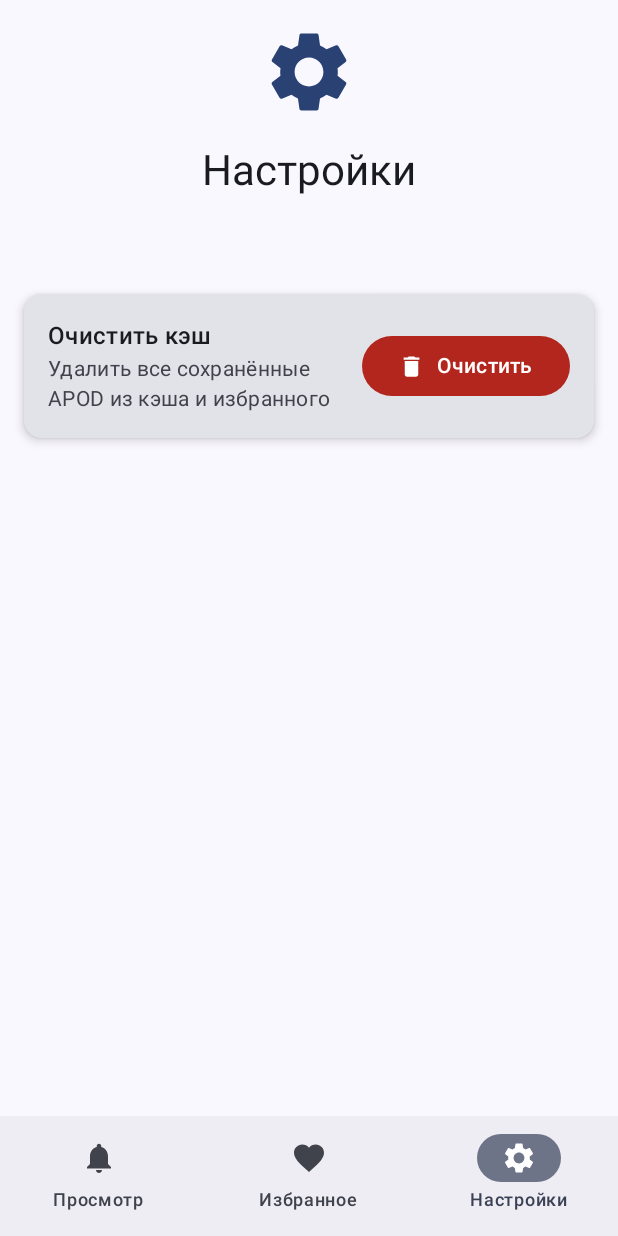
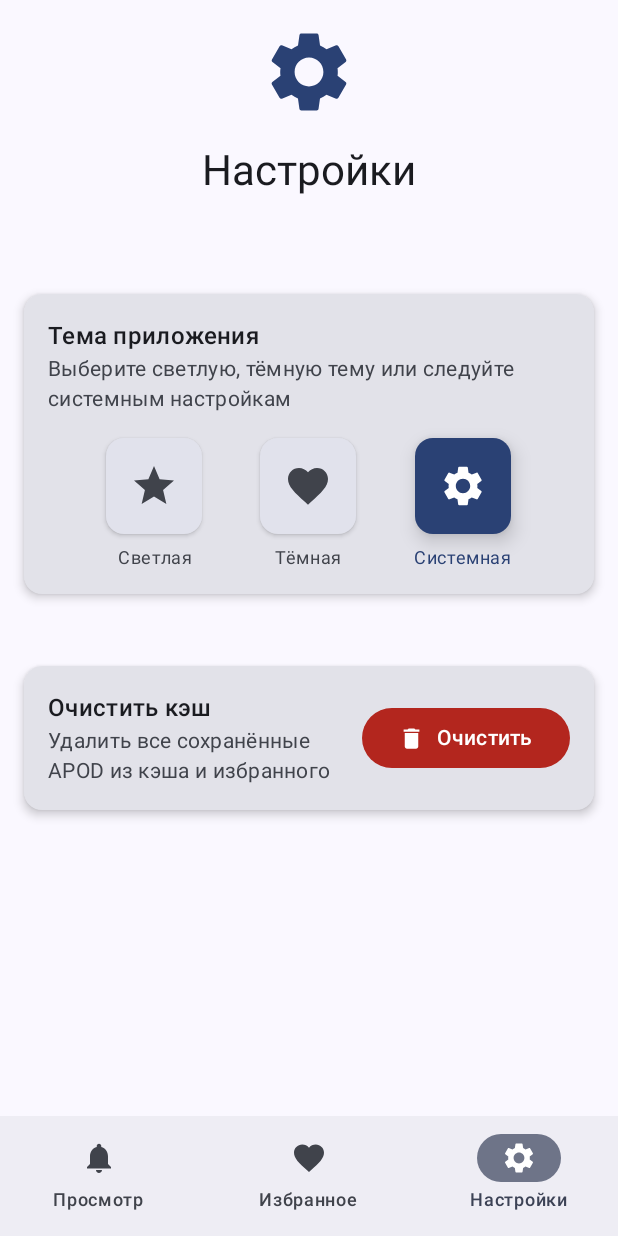
Before and after one commit to Evgen1994-McD/PlanetsNASA, an Android app built with Jetpack Compose: the screen it shows after launch (MainActivity), item 3 of the bottom bar chosen, on a phone screen of 412 x 824 dp. Run offline under Robolectric (Android 15) with nearby library versions, the phone set to English and light mode, and no system bars; our stand-ins replace Dagger/Hilt's generated code, Room's generated code, paging; pictures from the network do not load.

Commit message:
Тема

```diff
--- /dev/null
+++ b/app/src/main/java/com/example/planets/data/repository/ThemeRepositoryImpl.kt
@@ -0,0 +1,38 @@
+package com.example.planets.data.repository
+
+import android.content.Context
+import android.content.SharedPreferences
+import com.example.planets.domain.repository.ThemeRepository
+import com.example.planets.domain.model.ThemeMode
+import kotlinx.coroutines.flow.Flow
+import kotlinx.coroutines.flow.MutableStateFlow
+import kotlinx.coroutines.flow.asStateFlow
+import javax.inject.Inject
+import javax.inject.Singleton
+import dagger.hilt.android.qualifiers.ApplicationContext
+
+@Singleton
+class ThemeRepositoryImpl @Inject constructor(
+    @ApplicationContext private val context: Context
+) : ThemeRepository {
+
+    private val prefs: SharedPreferences = context.getSharedPreferences("theme_prefs", Context.MODE_PRIVATE)
+    private val themeKey = "theme_mode"
+
+    private val _themeMode = MutableStateFlow(getStoredThemeMode())
+    override fun getThemeMode(): Flow<ThemeMode> = _themeMode.asStateFlow()
+
+    override suspend fun setThemeMode(mode: ThemeMode) {
+        prefs.edit().putString(themeKey, mode.name).apply()
+        _themeMode.value = mode
+    }
+
+    private fun getStoredThemeMode(): ThemeMode {
+        val stored = prefs.getString(themeKey, ThemeMode.SYSTEM.name)
+        return try {
+            ThemeMode.valueOf(stored ?: ThemeMode.SYSTEM.name)
+        } catch (e: IllegalArgumentException) {
+            ThemeMode.SYSTEM
+        }
+    }
+}
--- a/app/src/main/java/com/example/planets/di/DataModule.kt
+++ b/app/src/main/java/com/example/planets/di/DataModule.kt
@@ -6,7 +6,9 @@ import com.example.planets.data.api.NasaApiService
 import com.example.planets.data.database.ApodDatabase
 import com.example.planets.data.database.ApodDao
 import com.example.planets.data.repository.ApodRepositoryImpl
+import com.example.planets.data.repository.ThemeRepositoryImpl
 import com.example.planets.domain.repository.ApodRepository
+import com.example.planets.domain.repository.ThemeRepository
 import com.example.planets.utils.NetworkMonitor
 import dagger.Module
 import dagger.Provides
@@ -52,4 +54,10 @@ object DataModule {
     ): ApodRepository {
         return ApodRepositoryImpl(apiService, apodDao, networkMonitor, context)
     }
+
+    @Provides
+    @Singleton
+    fun provideThemeRepository(@ApplicationContext context: Context): ThemeRepository {
+        return ThemeRepositoryImpl(context)
+    }
 }
--- a/app/src/main/java/com/example/planets/di/UseCaseModule.kt
+++ b/app/src/main/java/com/example/planets/di/UseCaseModule.kt
@@ -1,6 +1,7 @@
 package com.example.planets.di
 
 import com.example.planets.domain.repository.ApodRepository
+import com.example.planets.domain.repository.ThemeRepository
 import com.example.planets.domain.usecase.ClearCacheUseCase
 import com.example.planets.domain.usecase.ClearCacheUseCaseImpl
 import com.example.planets.domain.usecase.GetApodDetailUseCase
@@ -13,6 +14,8 @@ import com.example.planets.domain.usecase.IsFavoriteUseCase
 import com.example.planets.domain.usecase.IsFavoriteUseCaseImpl
 import com.example.planets.domain.usecase.NotifyCacheClearedUseCase
 import com.example.planets.domain.usecase.NotifyCacheClearedUseCaseImpl
+import com.example.planets.domain.usecase.ThemeUseCase
+import com.example.planets.domain.usecase.ThemeUseCaseImpl
 import com.example.planets.domain.usecase.ToggleFavoriteUseCase
 import com.example.planets.domain.usecase.ToggleFavoriteUseCaseImpl
 import dagger.Module
@@ -69,4 +72,10 @@ object UseCaseModule {
     fun provideNotifyCacheClearedUseCase(): NotifyCacheClearedUseCase {
         return NotifyCacheClearedUseCaseImpl()
     }
+
+    @Provides
+    @Singleton
+    fun provideThemeUseCase(themeRepository: ThemeRepository): ThemeUseCase {
+        return ThemeUseCaseImpl(themeRepository)
+    }
 }
--- /dev/null
+++ b/app/src/main/java/com/example/planets/domain/model/ThemeMode.kt
@@ -0,0 +1,8 @@
+package com.example.planets.domain.model
+
+/**
+ * Режимы темы приложения
+ */
+enum class ThemeMode {
+    LIGHT, DARK, SYSTEM
+}
--- /dev/null
+++ b/app/src/main/java/com/example/planets/domain/repository/ThemeRepository.kt
@@ -0,0 +1,12 @@
+package com.example.planets.domain.repository
+
+import com.example.planets.domain.model.ThemeMode
+import kotlinx.coroutines.flow.Flow
+
+/**
+ * Интерфейс репозитория для управления темой
+ */
+interface ThemeRepository {
+    fun getThemeMode(): Flow<ThemeMode>
+    suspend fun setThemeMode(mode: ThemeMode)
+}
--- /dev/null
+++ b/app/src/main/java/com/example/planets/domain/usecase/ThemeUseCase.kt
@@ -0,0 +1,28 @@
+package com.example.planets.domain.usecase
+
+import kotlinx.coroutines.flow.Flow
+import javax.inject.Inject
+import com.example.planets.domain.repository.ThemeRepository
+import com.example.planets.domain.model.ThemeMode
+
+/**
+ * Интерфейс для управления темой приложения
+ */
+interface ThemeUseCase {
+    fun getThemeMode(): Flow<ThemeMode>
+    suspend fun setThemeMode(mode: ThemeMode)
+}
+
+
+class ThemeUseCaseImpl @Inject constructor(
+    private val themeRepository: ThemeRepository
+) : ThemeUseCase {
+
+    override fun getThemeMode(): Flow<ThemeMode> {
+        return themeRepository.getThemeMode()
+    }
+
+    override suspend fun setThemeMode(mode: ThemeMode) {
+        themeRepository.setThemeMode(mode)
+    }
+}
--- a/app/src/main/java/com/example/planets/presentation/screens/SettingsScreen.kt
+++ b/app/src/main/java/com/example/planets/presentation/screens/SettingsScreen.kt
@@ -1,9 +1,12 @@
 package com.example.planets.presentation.screens
 
+import androidx.compose.foundation.clickable
 import androidx.compose.foundation.layout.*
 import androidx.compose.material.icons.Icons
 import androidx.compose.material.icons.filled.Delete
 import androidx.compose.material.icons.filled.Settings
+import androidx.compose.material.icons.filled.Star
+import androidx.compose.material.icons.filled.Favorite
 import androidx.compose.material3.*
 import androidx.compose.runtime.*
 import androidx.compose.ui.Alignment
@@ -11,10 +14,12 @@ import androidx.compose.ui.Modifier
 import androidx.compose.ui.text.style.TextAlign
 import androidx.compose.ui.unit.dp
 import com.example.planets.presentation.viewmodel.SettingsViewModel
+import com.example.planets.domain.model.ThemeMode
 
 @Composable
 fun SettingsScreen(viewModel: SettingsViewModel) {
     val uiState by viewModel.uiState.collectAsState()
+    val themeMode by viewModel.themeMode.collectAsState()
     var showClearCacheDialog by remember { mutableStateOf(false) }
 
     Column(
@@ -38,6 +43,56 @@ fun SettingsScreen(viewModel: SettingsViewModel) {
         )
 
         Spacer(modifier = Modifier.height(32.dp))
+
+        // Переключатель темы
+        Card(
+            modifier = Modifier.fillMaxWidth(),
+            elevation = CardDefaults.cardElevation(defaultElevation = 4.dp)
+        ) {
+            Column(
+                modifier = Modifier.padding(16.dp)
+            ) {
+                Text(
+                    text = "Тема приложения",
+                    style = MaterialTheme.typography.titleMedium
+                )
+                Text(
+                    text = "Выберите светлую, тёмную тему или следуйте системным настройкам",
+                    style = MaterialTheme.typography.bodyMedium,
+                    color = MaterialTheme.colorScheme.onSurfaceVariant
+                )
+
+                Spacer(modifier = Modifier.height(16.dp))
+
+                Row(
+                    modifier = Modifier.fillMaxWidth(),
+                    horizontalArrangement = Arrangement.SpaceEvenly
+                ) {
+                    ThemeOption(
+                        icon = Icons.Default.Star,
+                        label = "Светлая",
+                        isSelected = themeMode == ThemeMode.LIGHT,
+                        onClick = { viewModel.setThemeMode(ThemeMode.LIGHT) }
+                    )
+
+                    ThemeOption(
+                        icon = Icons.Default.Favorite,
+                        label = "Тёмная",
+                        isSelected = themeMode == ThemeMode.DARK,
+                        onClick = { viewModel.setThemeMode(ThemeMode.DARK) }
+                    )
+
+                    ThemeOption(
+                        icon = Icons.Default.Settings,
+                        label = "Системная",
+                        isSelected = themeMode == ThemeMode.SYSTEM,
+                        onClick = { viewModel.setThemeMode(ThemeMode.SYSTEM) }
+                    )
+                }
+            }
+        }
+
+        Spacer(modifier = Modifier.height(16.dp))
 
         // Кнопка очистки кэша
         Card(
@@ -133,3 +188,56 @@ fun SettingsScreen(viewModel: SettingsViewModel) {
         )
     }
 }
+
+@Composable
+private fun ThemeOption(
+    icon: androidx.compose.ui.graphics.vector.ImageVector,
+    label: String,
+    isSelected: Boolean,
+    onClick: () -> Unit
+) {
+    Column(
+        horizontalAlignment = Alignment.CenterHorizontally,
+        modifier = Modifier.clickable { onClick() }
+    ) {
+        Card(
+            modifier = Modifier.size(64.dp),
+            colors = CardDefaults.cardColors(
+                containerColor = if (isSelected)
+                    MaterialTheme.colorScheme.primary
+                else
+                    MaterialTheme.colorScheme.surfaceVariant
+            ),
+            elevation = CardDefaults.cardElevation(
+                defaultElevation = if (isSelected) 8.dp else 2.dp
+            )
+        ) {
+            Box(
+                modifier = Modifier.fillMaxSize(),
+                contentAlignment = Alignment.Center
+            ) {
+                Icon(
+                    imageVector = icon,
+                    contentDescription = label,
+                    modifier = Modifier.size(32.dp),
+                    tint = if (isSelected)
+                        MaterialTheme.colorScheme.onPrimary
+                    else
+                        MaterialTheme.colorScheme.onSurfaceVariant
+                )
+            }
+        }
+
+        Spacer(modifier = Modifier.height(8.dp))
+
+        Text(
+            text = label,
+            style = MaterialTheme.typography.bodySmall,
+            color = if (isSelected)
+                MaterialTheme.colorScheme.primary
+            else
+                MaterialTheme.colorScheme.onSurfaceVariant,
+            textAlign = TextAlign.Center
+        )
+    }
+}
--- a/app/src/main/java/com/example/planets/presentation/theme/Theme.kt
+++ b/app/src/main/java/com/example/planets/presentation/theme/Theme.kt
@@ -9,7 +9,12 @@ import androidx.compose.material3.dynamicDarkColorScheme
 import androidx.compose.material3.dynamicLightColorScheme
 import androidx.compose.material3.lightColorScheme
 import androidx.compose.runtime.Composable
+import androidx.compose.runtime.collectAsState
+import androidx.compose.runtime.getValue
 import androidx.compose.ui.platform.LocalContext
+import com.example.planets.domain.model.ThemeMode
+import com.example.planets.domain.usecase.ThemeUseCase
+import dagger.hilt.android.EntryPointAccessors
 
 private val DarkColorScheme = darkColorScheme(
     primary = Purple80,
@@ -40,13 +45,26 @@ fun PlanetsTheme(
     dynamicColor: Boolean = true,
     content: @Composable () -> Unit
 ) {
+    val context = LocalContext.current
+    val themeUseCase = EntryPointAccessors.fromApplication(
+        context.applicationContext,
+        ThemeEntryPoint::class.java
+    ).themeUseCase()
+
+    val themeMode by themeUseCase.getThemeMode().collectAsState(initial = ThemeMode.SYSTEM)
+
+    val shouldUseDarkTheme = when (themeMode) {
+        ThemeMode.LIGHT -> false
+        ThemeMode.DARK -> true
+        ThemeMode.SYSTEM -> darkTheme
+    }
+
     val colorScheme = when {
         dynamicColor && Build.VERSION.SDK_INT >= Build.VERSION_CODES.S -> {
-            val context = LocalContext.current
-            if (darkTheme) dynamicDarkColorScheme(context) else dynamicLightColorScheme(context)
+            if (shouldUseDarkTheme) dynamicDarkColorScheme(context) else dynamicLightColorScheme(context)
         }
 
-        darkTheme -> DarkColorScheme
+        shouldUseDarkTheme -> DarkColorScheme
         else -> LightColorScheme
     }
 
@@ -56,3 +74,9 @@ fun PlanetsTheme(
         content = content
     )
 }
+
+@dagger.hilt.EntryPoint
+@dagger.hilt.InstallIn(dagger.hilt.components.SingletonComponent::class)
+interface ThemeEntryPoint {
+    fun themeUseCase(): ThemeUseCase
+}
--- a/app/src/main/java/com/example/planets/presentation/viewmodel/SettingsViewModel.kt
+++ b/app/src/main/java/com/example/planets/presentation/viewmodel/SettingsViewModel.kt
@@ -5,19 +5,30 @@ import androidx.lifecycle.viewModelScope
 import kotlinx.coroutines.flow.MutableStateFlow
 import kotlinx.coroutines.flow.StateFlow
 import kotlinx.coroutines.flow.asStateFlow
+import kotlinx.coroutines.flow.stateIn
+import kotlinx.coroutines.flow.SharingStarted
 import kotlinx.coroutines.launch
 
 import com.example.planets.domain.usecase.ClearCacheUseCase
+import com.example.planets.domain.usecase.ThemeUseCase
+import com.example.planets.domain.model.ThemeMode
 import dagger.hilt.android.lifecycle.HiltViewModel
 import javax.inject.Inject
 
 @HiltViewModel
 class SettingsViewModel @Inject constructor(
-    private val clearCacheUseCase: ClearCacheUseCase
+    private val clearCacheUseCase: ClearCacheUseCase,
+    private val themeUseCase: ThemeUseCase
 ) : ViewModel() {
 
     private val _uiState = MutableStateFlow(SettingsUiState())
     val uiState: StateFlow<SettingsUiState> = _uiState.asStateFlow()
+
+    val themeMode: StateFlow<ThemeMode> = themeUseCase.getThemeMode().stateIn(
+        scope = viewModelScope,
+        started = SharingStarted.WhileSubscribed(5000),
+        initialValue = ThemeMode.SYSTEM
+    )
 
     fun clearOldCache() {
         viewModelScope.launch {
@@ -59,6 +70,12 @@ class SettingsViewModel @Inject constructor(
             error = null
         )
     }
+
+    fun setThemeMode(mode: ThemeMode) {
+        viewModelScope.launch {
+            themeUseCase.setThemeMode(mode)
+        }
+    }
 }
 
 data class SettingsUiState(
```
